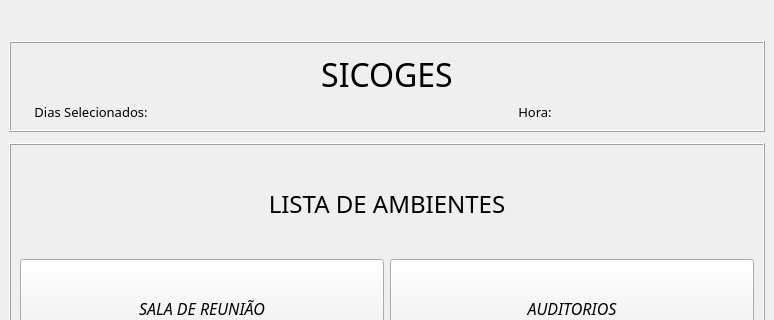
Above: menu.ui from kadetete/controle-salas before the change; both pictures show x 0 to 774 and y 0 to 320 of the 774 by 482 pixel window. Below: the same form after it.
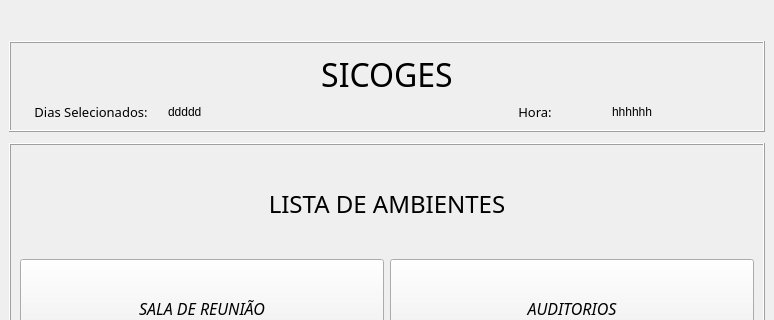
That is the form after the change. Icons and pictures are not drawn.

```diff
--- a/menu.ui
+++ b/menu.ui
@@ -72,14 +72,14 @@
        <item row="1" column="4">
         <widget class="QLabel" name="label_hora">
          <property name="text">
-          <string/>
+          <string>hhhhhh</string>
          </property>
         </widget>
        </item>
        <item row="1" column="1">
         <widget class="QLabel" name="label_dias">
          <property name="text">
-          <string/>
+          <string>ddddd</string>
          </property>
         </widget>
        </item>
```
